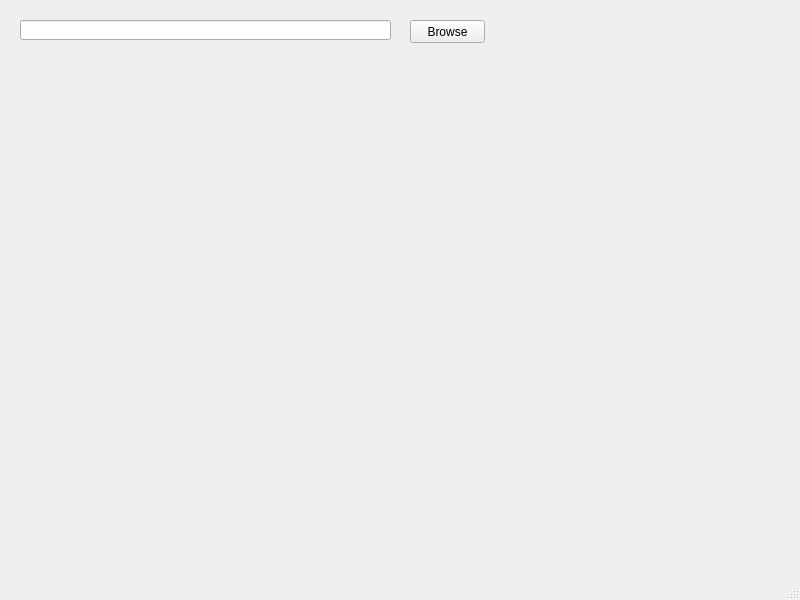
Qt form Map.ui (YSA-Group/Image-Location-Mapper) before a commit.
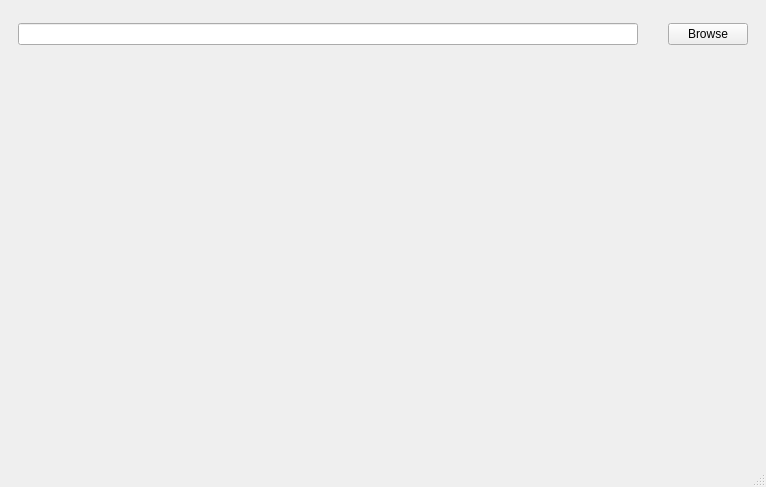
The same form after that commit.

Commit message:
Correct Spacing and New Widget
Added correct spacing for the browse line and button  and made it so it resized with the window. Also added a map widget which will be used proper later.

The edit to the form file:
```diff
--- a/Map.ui
+++ b/Map.ui
@@ -6,37 +6,77 @@
    <rect>
     <x>0</x>
     <y>0</y>
-    <width>800</width>
-    <height>600</height>
+    <width>766</width>
+    <height>487</height>
    </rect>
   </property>
   <property name="windowTitle">
    <string>MainWindow</string>
   </property>
   <widget class="QWidget" name="centralwidget">
-   <widget class="QLineEdit" name="dirLine">
-    <property name="geometry">
-     <rect>
-      <x>20</x>
-      <y>20</y>
-      <width>371</width>
-      <height>20</height>
-     </rect>
+   <layout class="QVBoxLayout" name="verticalLayout">
+    <property name="spacing">
+     <number>0</number>
     </property>
-   </widget>
-   <widget class="QPushButton" name="browseButton">
-    <property name="geometry">
-     <rect>
-      <x>410</x>
-      <y>20</y>
-      <width>75</width>
-      <height>23</height>
-     </rect>
+    <property name="leftMargin">
+     <number>0</number>
     </property>
-    <property name="text">
-     <string>Browse</string>
+    <property name="topMargin">
+     <number>0</number>
     </property>
-   </widget>
+    <property name="rightMargin">
+     <number>0</number>
+    </property>
+    <property name="bottomMargin">
+     <number>0</number>
+    </property>
+    <item>
+     <widget class="QWidget" name="widget" native="true">
+      <layout class="QVBoxLayout" name="verticalLayout_2">
+       <property name="topMargin">
+        <number>4</number>
+       </property>
+       <item>
+        <widget class="QWidget" name="widget_2" native="true">
+         <property name="minimumSize">
+          <size>
+           <width>0</width>
+           <height>60</height>
+          </size>
+         </property>
+         <property name="maximumSize">
+          <size>
+           <width>16777215</width>
+           <height>60</height>
+          </size>
+         </property>
+         <layout class="QHBoxLayout" name="horizontalLayout">
+          <property name="spacing">
+           <number>30</number>
+          </property>
+          <property name="leftMargin">
+           <number>9</number>
+          </property>
+          <item>
+           <widget class="QLineEdit" name="dirLine"/>
+          </item>
+          <item>
+           <widget class="QPushButton" name="browseButton">
+            <property name="text">
+             <string>Browse</string>
+            </property>
+           </widget>
+          </item>
+         </layout>
+        </widget>
+       </item>
+       <item>
+        <widget class="QWidget" name="widget_3" native="true"/>
+       </item>
+      </layout>
+     </widget>
+    </item>
+   </layout>
   </widget>
   <widget class="QMenuBar" name="menubar">
    <property name="geometry">
```
Left out of the diff: 2 changed lines with no effect on the pictures. The commit also changes 2 other files.
